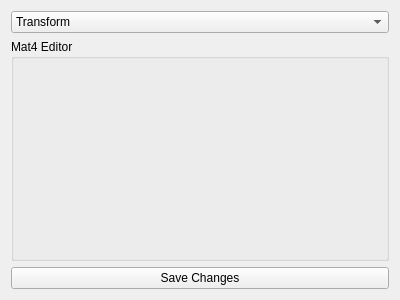
First picture: the form in src/DataStructure/View/Mat4DataView.ui, repository paulbaron/ShaderEditor, before the edit.
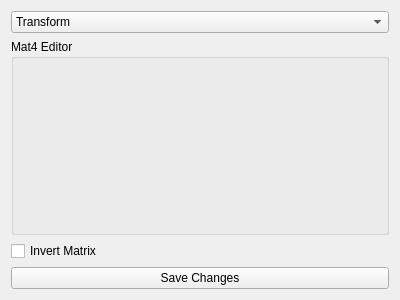
Second picture: the form after the edit.

Commit message: Matrix finished Data structure organization in tree started

```diff
--- a/src/DataStructure/View/Mat4DataView.ui
+++ b/src/DataStructure/View/Mat4DataView.ui
@@ -50,6 +50,13 @@
      </layout>
     </widget>
    </item>
+   <item>
+    <widget class="QCheckBox" name="invertCheckBox">
+     <property name="text">
+      <string>Invert Matrix</string>
+     </property>
+    </widget>
+   </item>
    <item>
     <widget class="QPushButton" name="saveChanges">
      <property name="text">
```
Left out of the diff: 2 changed lines with no effect on the pictures. The commit also changes 33 other files.
